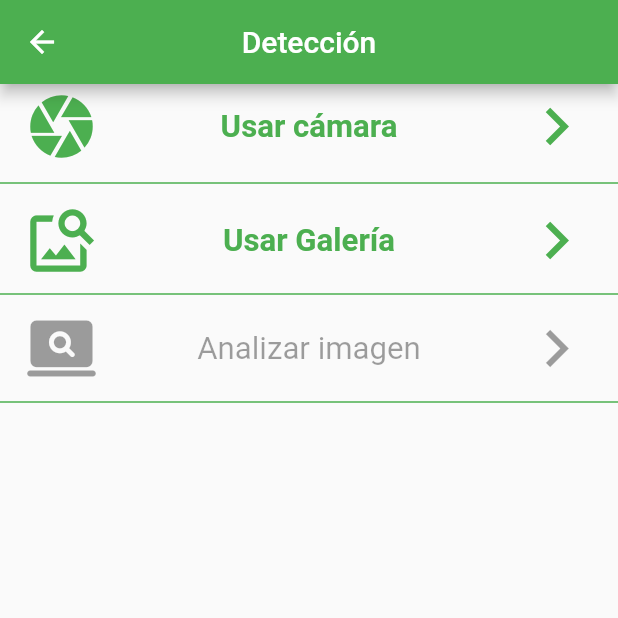
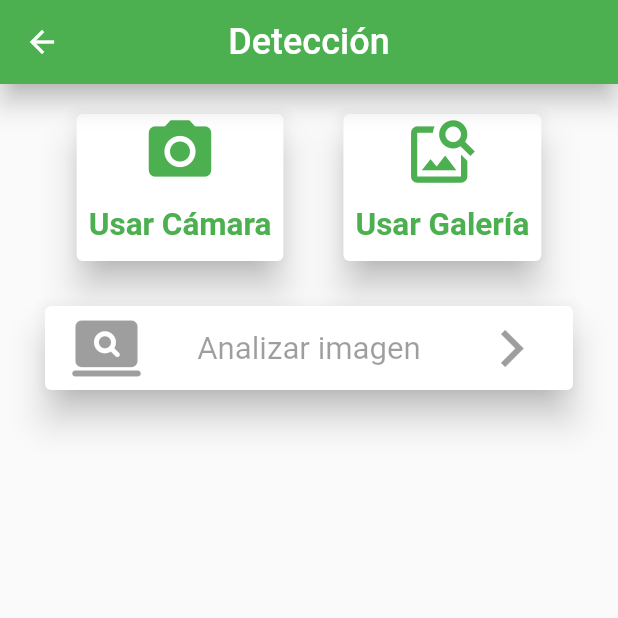
Before and after one commit to AnthonyQuiranza/flutter_detection, a Flutter app: the screen it shows after launch, after a tap on "Detectar", on a phone screen of 412 x 824 dp, the top half of it. Run offline on Flutter 3.47's test engine with Material 2 defaults, Android fonts, the phone set to English and light mode, and no system bars; our stand-ins replace dio, image_cropper, image_gallery_saver, image_picker; project files that could hold a hidden picture were left out.

Commit message:
style and icons updated

```diff
--- a/lib/src/models/style_model.dart
+++ b/lib/src/models/style_model.dart
@@ -5,5 +5,5 @@ TextStyle titleStyle = const TextStyle(
   color: Colors.green,
 );
 TextStyle subtitleStyle = const TextStyle(
-  fontWeight: FontWeight.normal,
+  fontWeight: FontWeight.w400,
 );
--- a/lib/src/pages/camera_page.dart
+++ b/lib/src/pages/camera_page.dart
@@ -158,64 +158,84 @@ class _CameraPageState extends State<CameraPage> {
   Widget build(BuildContext context) {
     return Scaffold(
       appBar: AppBar(
+        elevation: 7,
         title: Text(
           'Detección',
           textAlign: TextAlign.center,
+          textScaleFactor: 1.2,
         ),
-        toolbarTextStyle: TextStyle(fontWeight: FontWeight.w800),
+        toolbarTextStyle: TextStyle(fontWeight: FontWeight.bold),
         centerTitle: true,
         backgroundColor: Colors.green,
       ),
       body: ListView(
         children: [
-          ListTile(
-            textColor: Colors.black,
-            iconColor: Colors.green,
-            leading: Icon(Icons.camera, size: 50),
-            title: Text(
-              'Usar cámara',
-              textAlign: TextAlign.center,
-              textScaleFactor: 1.3,
-              style: titleStyle,
+          Row(
+            mainAxisAlignment: MainAxisAlignment.center,
+            children: [
+              Card(
+                elevation: 10,
+                margin: EdgeInsets.fromLTRB(20, 20, 20, 20),
+                color: Colors.white,
+                child: Column(
+                  children: [
+                    Icon(
+                      Icons.camera_alt,
+                      size: 50,
+                      color: Colors.green,
                     ),
-            trailing: Icon(Icons.navigate_next, size: 50),
-            onTap: () {
+                    TextButton(
+                        onPressed: () {
                           urlImageResult = null;
                           imagen = null;
                           loading = true;
                           clicAnalizar = false;
                           selImagen(1);
                         },
+                        child: Text(
+                          'Usar Cámara',
+                          textAlign: TextAlign.center,
+                          textScaleFactor: 1.5,
+                          style: titleStyle,
+                        ))
+                  ],
                 ),
-          Divider(
-            thickness: 1,
-            height: 20,
+              ),
+              Card(
+                elevation: 10,
+                margin: EdgeInsets.fromLTRB(20, 20, 20, 20),
+                color: Colors.white,
+                child: Column(
+                  children: [
+                    Icon(
+                      Icons.image_search,
+                      size: 50,
                       color: Colors.green,
                     ),
-          ListTile(
-            textColor: Colors.black,
-            iconColor: Colors.green,
-            leading: Icon(Icons.image_search, size: 50),
-            title: Text(
-              'Usar Galería',
-              textAlign: TextAlign.center,
-              textScaleFactor: 1.3,
-              style: titleStyle,
-            ),
-            trailing: Icon(Icons.navigate_next, size: 50),
-            onTap: () {
+                    TextButton(
+                        onPressed: () {
                           urlImageResult = null;
                           imagen = null;
                           loading = true;
                           clicAnalizar = false;
                           selImagen(2);
                         },
+                        child: Text(
+                          'Usar Galería',
+                          textAlign: TextAlign.center,
+                          textScaleFactor: 1.5,
+                          style: titleStyle,
+                        ))
+                  ],
                 ),
-          Divider(
-            thickness: 1,
-            color: Colors.green,
               ),
-          ListTile(
+            ],
+          ),
+          Card(
+            elevation: 10,
+            color: Colors.white,
+            margin: EdgeInsets.fromLTRB(30, 10, 30, 20),
+            child: ListTile(
               enabled: enabledAnalizar,
               textColor: Colors.black,
               iconColor: Colors.green,
@@ -230,9 +250,6 @@ class _CameraPageState extends State<CameraPage> {
                 analizarImagen();
               },
             ),
-          Divider(
-            thickness: 1,
-            color: Colors.green,
           ),
           (loading == true && clicAnalizar == false && urlImageResult == null)
               ? Container(
@@ -240,7 +257,7 @@ class _CameraPageState extends State<CameraPage> {
                 )
               : _resultButton(),
           Container(
-            margin: EdgeInsets.all(20),
+            margin: EdgeInsets.fromLTRB(30, 10, 30, 10),
             child: _buildChild(),
           )
         ],
--- a/lib/src/pages/home_page.dart
+++ b/lib/src/pages/home_page.dart
@@ -30,7 +30,11 @@ class HomePage extends StatelessWidget {
           height: 200.0,
         ),
         Divider(height: 30),
-        ListTile(
+        Card(
+          elevation: 10,
+          color: Colors.white,
+          margin: EdgeInsets.only(left: 20, right: 20),
+          child: ListTile(
             textColor: Colors.black,
             iconColor: Colors.green,
             leading: Icon(Icons.remove_red_eye, size: 50),
@@ -41,20 +45,23 @@ class HomePage extends StatelessWidget {
               style: titleStyle,
             ),
             subtitle: Text(
-            'Realiza detección de enfermedades usando tu cámara o una fotografía de Galería',
+              'Detecta enfermedades usando tu cámara o una fotografía de Galería',
               textScaleFactor: 1.2,
+              textAlign: TextAlign.justify,
+              style: subtitleStyle,
             ),
             trailing: Icon(Icons.navigate_next, size: 50),
             onTap: () {
               Navigator.pushNamed(context, 'camera');
             },
           ),
-        Divider(
-          thickness: 1,
-          height: 20,
-          color: Colors.green,
         ),
-        ListTile(
+        Divider(height: 30),
+        Card(
+          elevation: 10,
+          color: Colors.white,
+          margin: EdgeInsets.only(left: 20, right: 20),
+          child: ListTile(
             textColor: Colors.black,
             iconColor: Colors.green,
             leading: Icon(Icons.question_mark, size: 50),
@@ -67,14 +74,12 @@ class HomePage extends StatelessWidget {
             subtitle: Text(
               '¿Deseas saber más sobre nosotros y nuestro proyecto?',
               textScaleFactor: 1.2,
+              textAlign: TextAlign.justify,
+              style: subtitleStyle,
             ),
             trailing: Icon(Icons.navigate_next, size: 50),
             onTap: () => _quienesSomosAlert(context),
           ),
-        Divider(
-          thickness: 1,
-          height: 20,
-          color: Colors.green,
         ),
       ],
     ));
```
Lines whose indentation alone changed are shown as unchanged.
